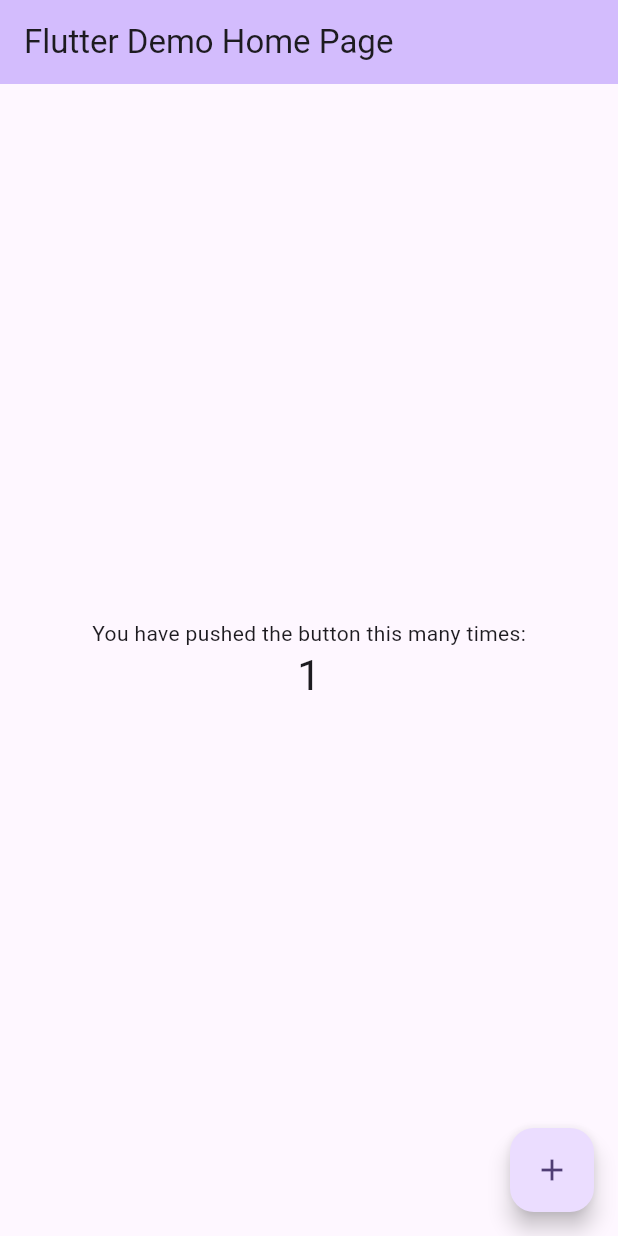
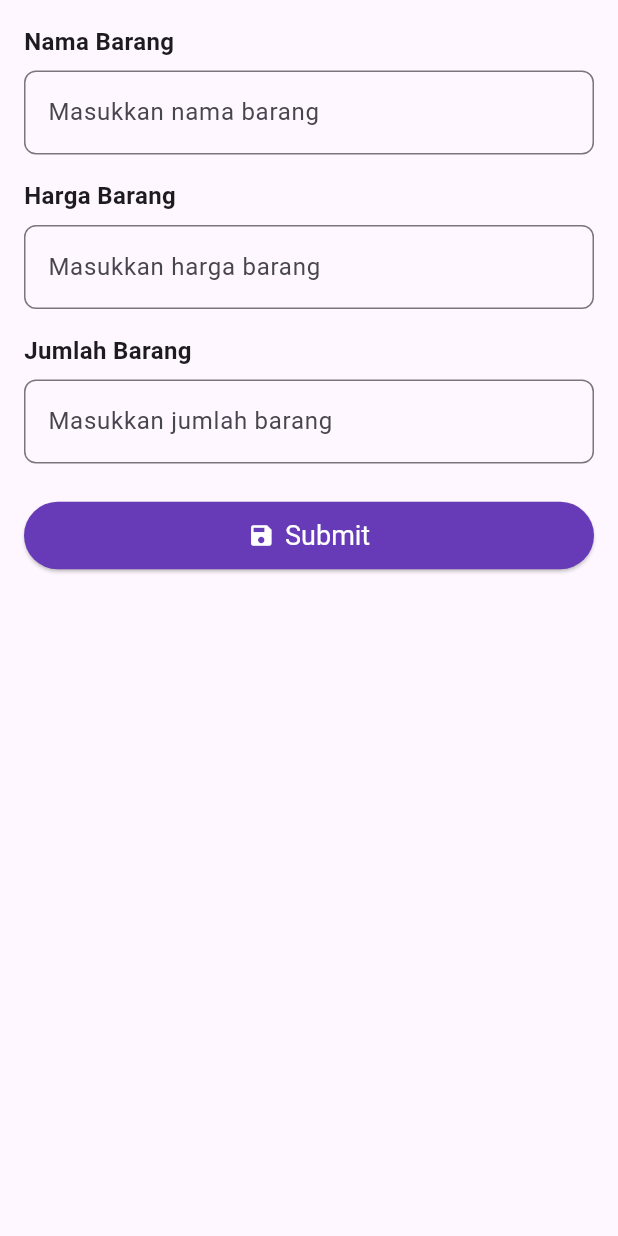
Before and after one commit to aryaw05/craftnect, a Flutter app: the screen it shows after launch, after a tap on the "add" icon, on a phone screen of 412 x 824 dp. Run offline on Flutter 3.47's test engine with Material 3 defaults, Android fonts, the phone set to English and light mode, and no system bars.

Commit message:
Add AdminPage

```diff
--- /dev/null
+++ b/devtools_options.yaml
@@ -0,0 +1,3 @@
+description: This file stores settings for Dart & Flutter DevTools.
+documentation: https://docs.flutter.dev/tools/devtools/extensions#configure-extension-enablement-states
+extensions:
--- a/lib/main.dart
+++ b/lib/main.dart
@@ -1,3 +1,4 @@
+import 'package:craftnect_app/screens/admin/admin.dart';
 import 'package:flutter/material.dart';
 
 void main() {
@@ -7,119 +8,15 @@ void main() {
 class MyApp extends StatelessWidget {
   const MyApp({super.key});
 
-  // This widget is the root of your application.
   @override
   Widget build(BuildContext context) {
     return MaterialApp(
       title: 'Flutter Demo',
       theme: ThemeData(
-        // This is the theme of your application.
-        //
-        // TRY THIS: Try running your application with "flutter run". You'll see
-        // the application has a purple toolbar. Then, without quitting the app,
-        // try changing the seedColor in the colorScheme below to Colors.green
-        // and then invoke "hot reload" (save your changes or press the "hot
-        // reload" button in a Flutter-supported IDE, or press "r" if you used
-        // the command line to start the app).
-        //
-        // Notice that the counter didn't reset back to zero; the application
-        // state is not lost during the reload. To reset the state, use hot
-        // restart instead.
-        //
-        // This works for code too, not just values: Most code changes can be
-        // tested with just a hot reload.
         colorScheme: ColorScheme.fromSeed(seedColor: Colors.deepPurple),
         useMaterial3: true,
       ),
-      home: const MyHomePage(title: 'Flutter Demo Home Page'),
+      home: const AdminPage(),
     );
   }
 }
-
-class MyHomePage extends StatefulWidget {
-  const MyHomePage({super.key, required this.title});
-
-  // This widget is the home page of your application. It is stateful, meaning
-  // that it has a State object (defined below) that contains fields that affect
-  // how it looks.
-
-  // This class is the configuration for the state. It holds the values (in this
-  // case the title) provided by the parent (in this case the App widget) and
-  // used by the build method of the State. Fields in a Widget subclass are
-  // always marked "final".
-
-  final String title;
-
-  @override
-  State<MyHomePage> createState() => _MyHomePageState();
-}
-
-class _MyHomePageState extends State<MyHomePage> {
-  int _counter = 0;
-
-  void _incrementCounter() {
-    setState(() {
-      // This call to setState tells the Flutter framework that something has
-      // changed in this State, which causes it to rerun the build method below
-      // so that the display can reflect the updated values. If we changed
-      // _counter without calling setState(), then the build method would not be
-      // called again, and so nothing would appear to happen.
-      _counter++;
-    });
-  }
-
-  @override
-  Widget build(BuildContext context) {
-    // This method is rerun every time setState is called, for instance as done
-    // by the _incrementCounter method above.
-    //
-    // The Flutter framework has been optimized to make rerunning build methods
-    // fast, so that you can just rebuild anything that needs updating rather
-    // than having to individually change instances of widgets.
-    return Scaffold(
-      appBar: AppBar(
-        // TRY THIS: Try changing the color here to a specific color (to
-        // Colors.amber, perhaps?) and trigger a hot reload to see the AppBar
-        // change color while the other colors stay the same.
-        backgroundColor: Theme.of(context).colorScheme.inversePrimary,
-        // Here we take the value from the MyHomePage object that was created by
-        // the App.build method, and use it to set our appbar title.
-        title: Text(widget.title),
-      ),
-      body: Center(
-        // Center is a layout widget. It takes a single child and positions it
-        // in the middle of the parent.
-        child: Column(
-          // Column is also a layout widget. It takes a list of children and
-          // arranges them vertically. By default, it sizes itself to fit its
-          // children horizontally, and tries to be as tall as its parent.
-          //
-          // Column has various properties to control how it sizes itself and
-          // how it positions its children. Here we use mainAxisAlignment to
-          // center the children vertically; the main axis here is the vertical
-          // axis because Columns are vertical (the cross axis would be
-          // horizontal).
-          //
-          // TRY THIS: Invoke "debug painting" (choose the "Toggle Debug Paint"
-          // action in the IDE, or press "p" in the console), to see the
-          // wireframe for each widget.
-          mainAxisAlignment: MainAxisAlignment.center,
-          children: <Widget>[
-            const Text(
-              'You have pushed the button this many times:',
-            ),
-            Text(
-              '$_counter',
-              style: Theme.of(context).textTheme.headlineMedium,
-            ),
-          ],
-        ),
-      ),
-      floatingActionButton: FloatingActionButton(
-        onPressed: _incrementCounter,
-        tooltip: 'Increment',
-        child: const Icon(Icons.add),
-      ), // This trailing comma makes auto-formatting nicer for build methods.
-    );
-  }
-}
--- /dev/null
+++ b/lib/screens/admin/admin.dart
@@ -0,0 +1,115 @@
+import 'package:craftnect_app/screens/admin/formIput.dart';
+import 'package:flutter/material.dart';
+
+class AdminPage extends StatelessWidget {
+  const AdminPage({super.key});
+
+  @override
+  Widget build(BuildContext context) {
+    return Container(
+      color: Colors.white, // Warna latar belakang utama
+      padding: const EdgeInsets.all(16.0),
+      child: SingleChildScrollView(
+        child: Column(
+          crossAxisAlignment: CrossAxisAlignment.start,
+          children: [
+            SizedBox(
+              height: 60,
+              child: Center(
+                child: Text(
+                  "Halaman Admin",
+                  style: TextStyle(
+                    fontSize: 18,
+                    color: Colors.black,
+                    decoration: TextDecoration.none,
+                  ),
+                ),
+              ),
+            ),
+            Padding(
+              padding: const EdgeInsets.symmetric(vertical: 16.0),
+              child: Row(
+                mainAxisAlignment: MainAxisAlignment
+                    .spaceBetween, // Mengatur posisi teks dan tombol
+                children: [
+                  const Text(
+                    "Tambah Produk Baru",
+                    style: TextStyle(
+                      fontSize: 24,
+                      fontWeight: FontWeight.bold,
+                      decoration: TextDecoration.none,
+                    ),
+                  ),
+                  IconButton(
+                    onPressed: () {
+                      // Menavigasi ke halaman tambah produk baru
+                      Navigator.push(
+                        context,
+                        MaterialPageRoute(
+                          builder: (context) => AddProductPage(),
+                        ),
+                      );
+                    },
+                    icon: const Icon(
+                      Icons.add, // Ikon plus
+                      size: 30,
+                      color: Colors.deepPurple, // Warna ikon
+                    ),
+                  ),
+                ],
+              ),
+            ),
+            Center(
+              child: Wrap(
+                alignment:
+                    WrapAlignment.center, // Memusatkan elemen di dalam Wrap
+                children: [
+                  SizedBox(
+                    child: Row(
+                      mainAxisAlignment:
+                          MainAxisAlignment.center, // Memusatkan elemen Row
+                      children: [
+                        Card(
+                          elevation: 3,
+                          child: Container(
+                            // Lebar card
+                            padding: const EdgeInsets.all(8.0),
+                            child: Column(
+                              crossAxisAlignment: CrossAxisAlignment
+                                  .start, // Mengatur seluruh isi kolom ke kiri
+                              children: [
+                                Image.asset(
+                                  'assets/sample.jpg',
+                                  height: 100,
+                                  fit: BoxFit.cover,
+                                ),
+                                const SizedBox(height: 8),
+                                const Text(
+                                  'Sample Product',
+                                  textAlign:
+                                      TextAlign.left, // Membuat teks rata kiri
+                                  style: TextStyle(
+                                    fontWeight: FontWeight.bold,
+                                  ),
+                                ),
+                                const Text(
+                                  '\$0.0',
+                                  textAlign:
+                                      TextAlign.left, // Membuat teks rata kiri
+                                ),
+                              ],
+                            ),
+                          ),
+                        ),
+                      ],
+                    ),
+                  ),
+                ],
+              ),
+            ),
+          ],
+        ),
+      ),
+    );
+  }
+}
--- /dev/null
+++ b/lib/screens/admin/formIput.dart
@@ -0,0 +1,102 @@
+import 'package:flutter/material.dart';
+
+class AddProductPage extends StatelessWidget {
+  AddProductPage({super.key});
+
+  // Controller untuk menangkap input pengguna
+  final TextEditingController nameController = TextEditingController();
+  final TextEditingController priceController = TextEditingController();
+  final TextEditingController quantityController = TextEditingController();
+
+  @override
+  Widget build(BuildContext context) {
+    return new Scaffold(
+      body: Padding(
+        padding: const EdgeInsets.all(16.0),
+        child: SingleChildScrollView(
+          child: Column(
+            crossAxisAlignment: CrossAxisAlignment.start,
+            children: [
+              const Text(
+                "Nama Barang",
+                style: TextStyle(fontSize: 16, fontWeight: FontWeight.bold),
+              ),
+              const SizedBox(height: 8),
+              TextField(
+                controller: nameController,
+                decoration: InputDecoration(
+                  hintText: 'Masukkan nama barang',
+                  border: OutlineInputBorder(
+                    borderRadius: BorderRadius.circular(8),
+                  ),
+                ),
+              ),
+              const SizedBox(height: 16),
+              const Text(
+                "Harga Barang",
+                style: TextStyle(fontSize: 16, fontWeight: FontWeight.bold),
+              ),
+              const SizedBox(height: 8),
+              TextField(
+                controller: priceController,
+                keyboardType: TextInputType.number, // Input hanya angka
+                decoration: InputDecoration(
+                  hintText: 'Masukkan harga barang',
+                  border: OutlineInputBorder(
+                    borderRadius: BorderRadius.circular(8),
+                  ),
+                ),
+              ),
+              const SizedBox(height: 16),
+              const Text(
+                "Jumlah Barang",
+                style: TextStyle(fontSize: 16, fontWeight: FontWeight.bold),
+              ),
+              const SizedBox(height: 8),
+              TextField(
+                controller: quantityController,
+                keyboardType: TextInputType.number, // Input hanya angka
+                decoration: InputDecoration(
+                  hintText: 'Masukkan jumlah barang',
+                  border: OutlineInputBorder(
+                    borderRadius: BorderRadius.circular(8),
+                  ),
+                ),
+              ),
+              const SizedBox(height: 24),
+              SizedBox(
+                width: double.infinity, // Tombol memenuhi lebar layar
+                child: ElevatedButton.icon(
+                  onPressed: () {
+                    // Aksi ketika tombol disubmit
+                    final name = nameController.text;
+                    final price = priceController.text;
+                    final quantity = quantityController.text;
+
+                    print('Nama Barang: $name');
+                    print('Harga Barang: $price');
+                    print('Jumlah Barang: $quantity');
+
+                    // Lakukan validasi atau pengiriman data ke backend
+                    ScaffoldMessenger.of(context).showSnackBar(
+                      SnackBar(content: Text('Data berhasil ditambahkan!')),
+                    );
+                  },
+                  icon: const Icon(Icons.save),
+                  label: const Text('Submit'),
+                  style: ElevatedButton.styleFrom(
+                    backgroundColor: Colors.deepPurple,
+                    foregroundColor: Colors.white,
+                    iconColor: Colors.white,
+                    padding: const EdgeInsets.symmetric(vertical: 12),
+                    textStyle: const TextStyle(fontSize: 18),
+                  ),
+                ),
+              ),
+            ],
+          ),
+        ),
+      ),
+    );
+  }
+}
```
